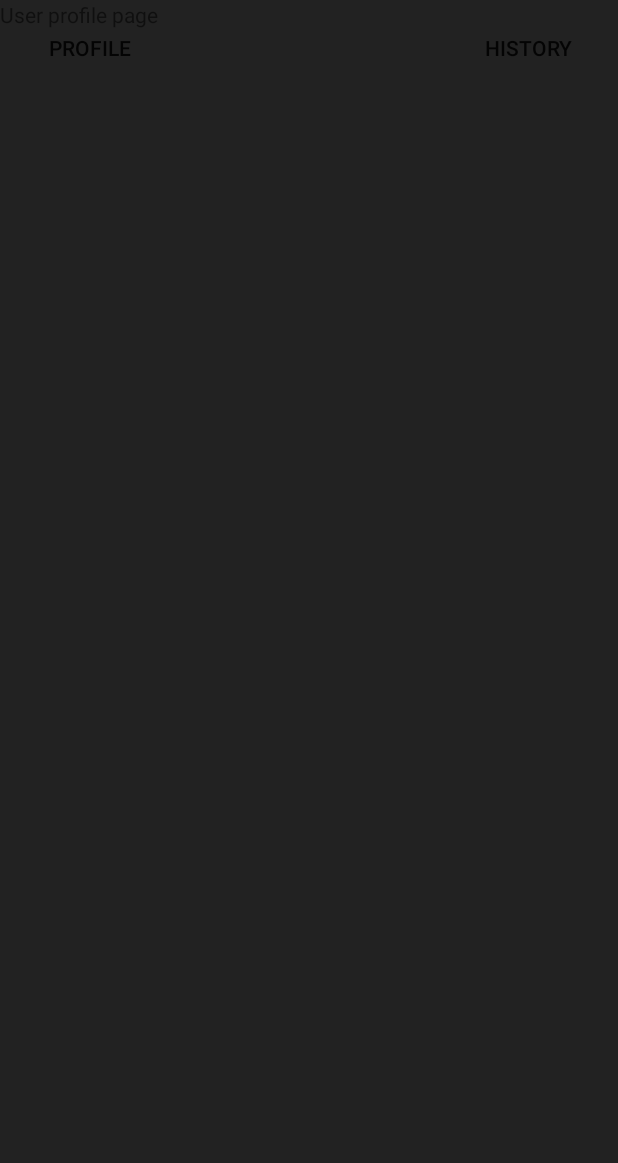
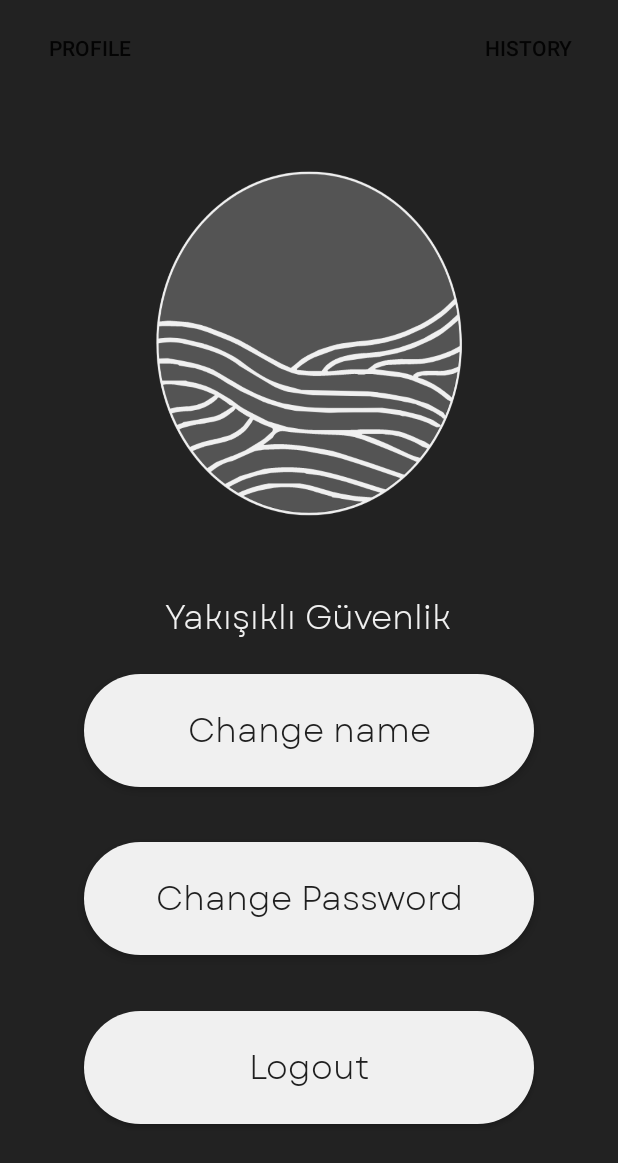
Before and after one commit to berkecankocyigit/CS394-Project, an Android app: the userProfilePage screen opened through its navigation route, on a phone screen of 412 x 824 dp. Before the commit the part shown is almost empty. Shown: the top 1163 px of the screen. Run offline under Robolectric (Android 15) with nearby library versions, the phone set to English and light mode, and no system bars; our stand-ins replace navigation-ui.

Commit message:
Profile page layout is completed

```diff
--- /dev/null
+++ b/app/src/main/res/drawable/logo_on_profile.xml
@@ -0,0 +1,4 @@
+<?xml version="1.0" encoding="utf-8"?>
+<selector xmlns:android="http://schemas.android.com/apk/res/android">
+    <item android:drawable="@drawable/logo_profile" />
+</selector>
--- /dev/null
+++ b/app/src/main/res/drawable/rounded_rectangle_button.xml
@@ -0,0 +1,6 @@
+<?xml version="1.0" encoding="utf-8"?>
+<shape xmlns:android="http://schemas.android.com/apk/res/android">
+    <corners android:radius="100dp" />
+    <solid android:color="@color/light_gray" />
+
+</shape>
--- /dev/null
+++ b/app/src/main/res/font/garet.xml
@@ -0,0 +1,9 @@
+<?xml version="1.0" encoding="utf-8"?>
+<font-family xmlns:android="http://schemas.android.com/apk/res/android">
+    <font
+        android:font="@font/garet_book"
+        android:fontWeight="400"
+        android:fontStyle="normal"
+        android:fontVariationSettings=""
+        android:ttcIndex="0" />
+</font-family>
--- a/app/src/main/res/layout/fragment_user_profile_page.xml
+++ b/app/src/main/res/layout/fragment_user_profile_page.xml
@@ -3,11 +3,52 @@
     xmlns:tools="http://schemas.android.com/tools"
     android:layout_width="match_parent"
     android:layout_height="match_parent"
+    android:background="@drawable/logo_on_profile"
     tools:context=".fragments.userProfilePage">
 
     <TextView
-        android:layout_width="match_parent"
-        android:layout_height="match_parent"
-        android:text="@string/user_profile_page" />
+        android:id="@+id/myTextView"
+    android:layout_width="wrap_content"
+    android:layout_height="wrap_content"
+    android:layout_gravity="center"
+    android:text="Yakışıklı Güvenlik"
+        android:fontFamily="@font/garet_book"
+    android:textSize="22sp"
+        android:textColor="@color/light_gray"/>
+
+    <Button
+
+        android:layout_width="300dp"
+        android:layout_height="75dp"
+        android:layout_gravity="center"
+        android:layout_marginTop="75dp"
+        android:background="@drawable/rounded_rectangle_button"
+        android:text="Change name"
+        android:fontFamily="@font/garet_book"
+        android:textAllCaps="false"
+        android:textSize="22sp"/>
+
+
+    <Button
+        android:layout_width="300dp"
+        android:layout_height="75dp"
+        android:layout_gravity="center"
+        android:layout_marginTop="187.5dp"
+        android:background="@drawable/rounded_rectangle_button"
+        android:text="Change Password"
+        android:fontFamily="@font/garet_book"
+        android:textAllCaps="false"
+        android:textSize="22sp"/>
+
+    <Button
+        android:layout_width="300dp"
+        android:layout_height="75dp"
+        android:layout_gravity="center"
+        android:layout_marginTop="300dp"
+        android:background="@drawable/rounded_rectangle_button"
+        android:text="Logout"
+        android:fontFamily="@font/garet_book"
+        android:textAllCaps="false"
+        android:textSize="22sp"/>
 
 </FrameLayout>
```
Also changed, not shown: app/src/main/res/drawable/logo_profile.png (added), app/src/main/res/font/garet_book.ttf (added), app/src/main/res/font/garet_heavy.ttf (added).
